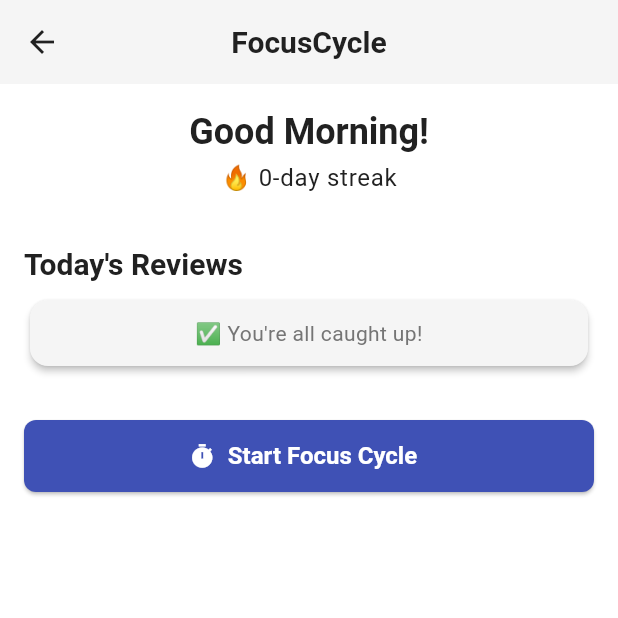
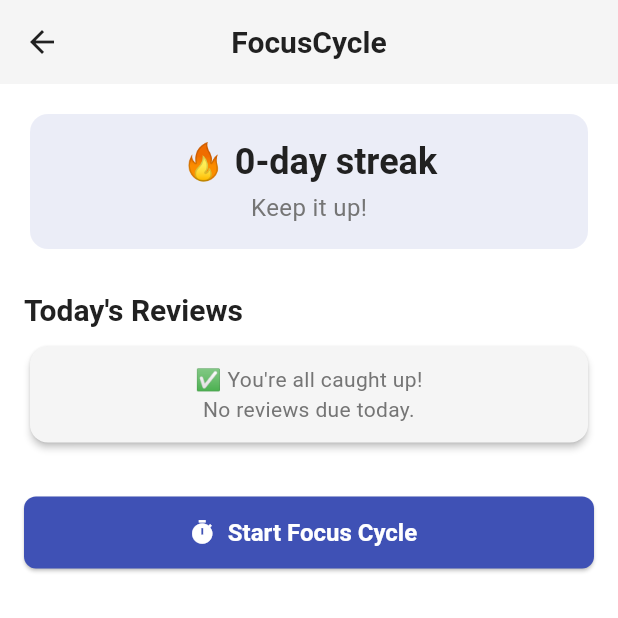
Before and after one commit to Soli1065/focus_cycle, a Flutter app: the DashboardScreen screen opened directly with empty values, on a phone screen of 412 x 824 dp, the top half of it. Run offline on Flutter 3.47's test engine with Material 3 defaults, Android fonts, the phone set to English and light mode, and no system bars; our stand-ins replace flutter_riverpod, hive, hive_flutter; accounts and stored records are empty.

Commit message:
dashboard ui polish

```diff
--- a/lib/ui/screens/dashboard_screen.dart
+++ b/lib/ui/screens/dashboard_screen.dart
@@ -24,40 +24,46 @@ class DashboardScreen extends ConsumerWidget {
         child: Column(
           crossAxisAlignment: CrossAxisAlignment.stretch,
           children: [
-            // Greeting & streak
-            Center(
+            // 🔥 Streak Card
+            Card(
+              color: Theme.of(context).colorScheme.primary.withOpacity(0.1),
+              elevation: 0,
+              child: Padding(
+                padding: const EdgeInsets.all(16.0),
                 child: Column(
                   children: [
                     Text(
-                    'Good Morning!',
+                      '🔥 $streak-day streak',
                       style: Theme.of(context).textTheme.headlineMedium,
                     ),
                     const SizedBox(height: 4),
-                  Text(
-                    '🔥 $streak-day streak',
-                    style: Theme.of(context).textTheme.bodyLarge,
+                    const Text(
+                      'Keep it up!',
+                      style: TextStyle(fontSize: 16),
                     ),
                   ],
                 ),
               ),
-            const SizedBox(height: 32),
+            ),
+            const SizedBox(height: 24),
 
-            // Today’s Reviews Section Title
+            // 📆 Today’s Reviews
             Text(
               "Today's Reviews",
               style: Theme.of(context).textTheme.titleLarge,
             ),
             const SizedBox(height: 8),
 
-            // Today’s Reviews Card
             Card(
               elevation: 2,
               child: Padding(
                 padding: const EdgeInsets.all(12.0),
                 child: todayReviews.isEmpty
-                    ? const Text(
-                  "✅ You're all caught up!",
+                    ? const Center(
+                  child: Text(
+                    "✅ You're all caught up!\nNo reviews due today.",
                     textAlign: TextAlign.center,
+                  ),
                 )
                     : ListView.separated(
                   shrinkWrap: true,
@@ -73,7 +79,10 @@ class DashboardScreen extends ConsumerWidget {
                       ),
                       trailing: ElevatedButton(
                         onPressed: () {
-                          // TODO: mark as reviewed
+                          ref.read(topicsProvider.notifier).markTopicReviewed(topic.id);
+                          ScaffoldMessenger.of(context).showSnackBar(
+                            const SnackBar(content: Text('Topic marked as reviewed')),
+                          );
                         },
                         child: const Text('Review'),
                       ),
@@ -85,13 +94,11 @@ class DashboardScreen extends ConsumerWidget {
 
             const SizedBox(height: 32),
 
-            // Quick Start
+            // 🚀 Quick Start
             SizedBox(
               height: 48,
               child: ElevatedButton.icon(
-                onPressed: () {
-                  changeTab(1);
-                },
+                onPressed: () => changeTab(1),
                 icon: const Icon(Icons.timer),
                 label: const Text('Start Focus Cycle'),
               ),
```
Lines whose indentation alone changed are shown as unchanged.
